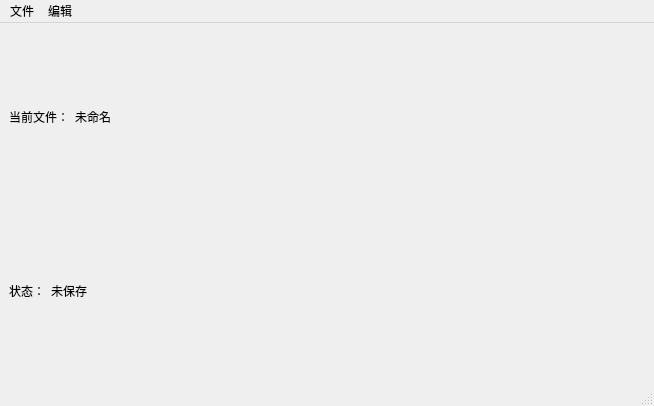
The window that From_class/function_drawing_language_compiler/FDLC/mainwindow.ui (yjrszcq/Qt-Works) describes before a commit, drawn with Qt 5.
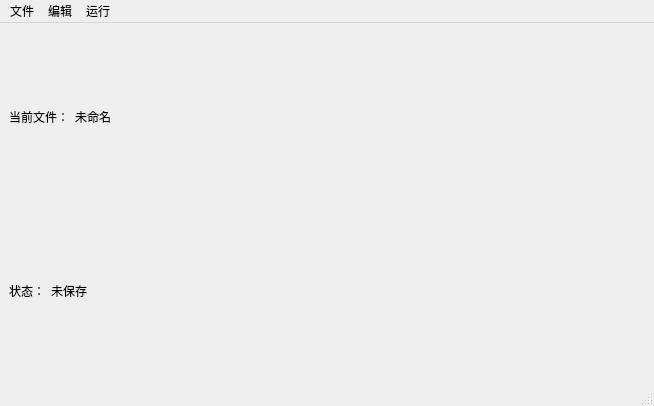
The same window after the commit.

```diff
--- a/From_class/function_drawing_language_compiler/FDLC/mainwindow.ui
+++ b/From_class/function_drawing_language_compiler/FDLC/mainwindow.ui
@@ -106,8 +106,16 @@
     </property>
     <addaction name="font"/>
    </widget>
+   <widget class="QMenu" name="menu">
+    <property name="title">
+     <string>运行</string>
+    </property>
+    <addaction name="compile"/>
+    <addaction name="run"/>
+   </widget>
    <addaction name="file"/>
    <addaction name="edit"/>
+   <addaction name="menu"/>
   </widget>
   <widget class="QStatusBar" name="statusbar"/>
   <action name="new_file">
```
Left out of the diff: 16 changed lines with no effect on the pictures.
